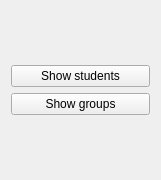
This is source/Application/mainwindow.ui in mwiton/Inzyneria_oprogramowania as Qt 5 draws it before an edit. The edited form follows.
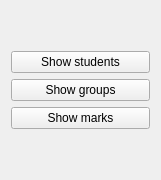
This is the edited form.

The edit to the form file:
```diff
--- a/source/Application/mainwindow.ui
+++ b/source/Application/mainwindow.ui
@@ -31,6 +31,13 @@
         </property>
        </widget>
       </item>
+      <item>
+       <widget class="QPushButton" name="pushButton_3">
+        <property name="text">
+         <string>Show marks</string>
+        </property>
+       </widget>
+      </item>
      </layout>
     </item>
    </layout>
```
